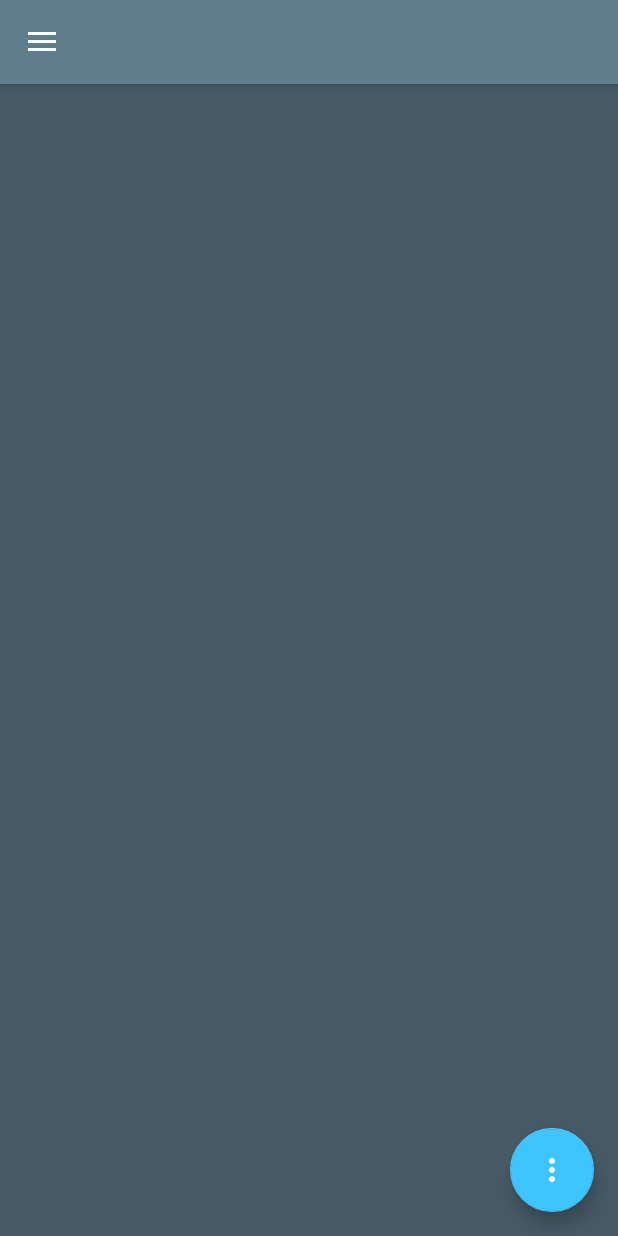
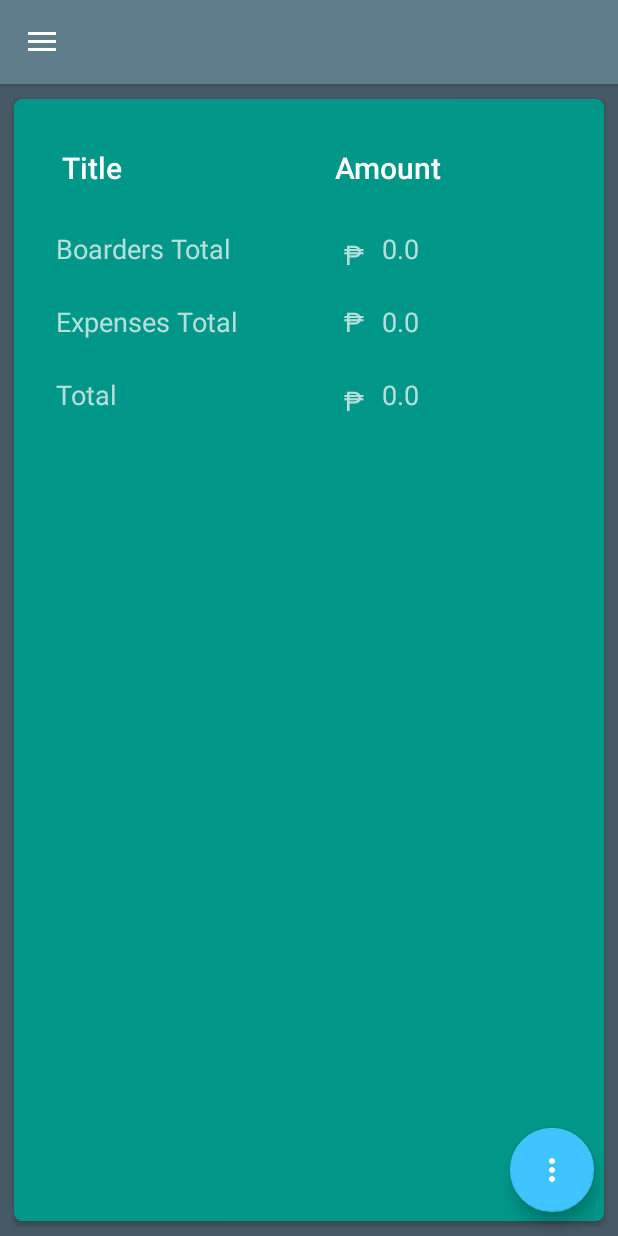
Before and after one commit to castroreyrobert/Fragment-With-RecyclerView-With-Navigation-View, an Android app: the screen it shows after launch (MainActivity), in the side drawer, after a tap on "Send", on a phone screen of 412 x 824 dp. Run offline under Robolectric (Android 15) with nearby library versions, the phone set to English and light mode, and no system bars.

Commit message:
4. Added A Cash Tracker that Calculates the total of boardmates payable and Expenses Price

```diff
--- a/app/src/main/java/com/example/fragmentwithrecycler/mFragments/BoardMateAddFragment.java
+++ b/app/src/main/java/com/example/fragmentwithrecycler/mFragments/BoardMateAddFragment.java
@@ -21,7 +21,6 @@ import com.example.fragmentwithrecycler.activities.BoardMateDetailActivity;
 import com.example.fragmentwithrecycler.activities.MainActivity;
 
 import java.text.DateFormat;
-import java.text.SimpleDateFormat;
 import java.util.Calendar;
 
 
--- /dev/null
+++ b/app/src/main/res/layout/fragment_cash.xml
@@ -0,0 +1,124 @@
+<android.support.v7.widget.CardView
+    xmlns:android="http://schemas.android.com/apk/res/android"
+    android:layout_width="fill_parent"
+    android:layout_height="match_parent"
+    xmlns:card_view="http://schemas.android.com/apk/res-auto"
+    android:layout_margin="5dp"
+    android:orientation="horizontal"
+    card_view:cardCornerRadius="5dp"
+    card_view:cardUseCompatPadding="true"
+    card_view:cardBackgroundColor="@color/colorCardView"
+    >
+<LinearLayout
+    xmlns:android="http://schemas.android.com/apk/res/android"
+    xmlns:tools="http://schemas.android.com/tools"
+    android:orientation="vertical"
+    android:layout_width="match_parent"
+    android:layout_height="match_parent"
+    android:padding="@dimen/activity_horizontal_margin"
+    tools:context="com.example.fragmentwithrecycler.mFragments.CashFragment">
+
+    <!-- TODO: Update blank fragment layout -->
+    <LinearLayout
+        android:layout_gravity="center_horizontal"
+        android:layout_width="match_parent"
+        android:layout_height="wrap_content"
+        android:orientation="horizontal">
+        <TextView
+            android:layout_margin="@dimen/activity_horizontal_margin"
+            android:text="Title"
+            android:id="@+id/titleBoarders"
+            android:layout_width="150dp"
+            android:layout_height="wrap_content"
+            android:textAppearance="@style/TextAppearance.AppCompat.Title.Inverse"/>
+        <TextView
+            android:layout_margin="@dimen/activity_horizontal_margin"
+            android:text="Amount"
+            android:id="@+id/titlePrice"
+            android:layout_width="wrap_content"
+            android:layout_height="wrap_content"
+            android:textAppearance="@style/TextAppearance.AppCompat.Title.Inverse"/>
+    </LinearLayout>
+
+    <LinearLayout
+        android:layout_gravity="center_horizontal"
+        android:layout_width="match_parent"
+        android:layout_height="wrap_content"
+        android:orientation="horizontal">
+        <TextView
+            android:layout_margin="12dp"
+            android:text="Boarders Total"
+            android:id="@+id/titleBoardMatesTotal"
+            android:layout_width="180dp"
+            android:layout_height="wrap_content"
+            android:textAppearance="@style/TextAppearance.AppCompat.Medium.Inverse"/>
+        <TextView
+            android:text="₱"
+            android:layout_marginTop="@dimen/activity_horizontal_margin"
+            android:layout_width="wrap_content"
+            android:layout_height="wrap_content"
+            android:textAppearance="@style/TextAppearance.AppCompat.Medium.Inverse"/>
+
+        <TextView
+            android:layout_margin="12dp"
+            android:text="Amount"
+            android:id="@+id/boardMatesTotalAmount"
+            android:layout_width="wrap_content"
+            android:layout_height="wrap_content"
+            android:textAppearance="@style/TextAppearance.AppCompat.Medium.Inverse"/>
+    </LinearLayout>
+    <LinearLayout
+        android:layout_gravity="center_horizontal"
+        android:layout_width="match_parent"
+        android:layout_height="wrap_content"
+        android:orientation="horizontal">
+        <TextView
+            android:layout_margin="12dp"
+            android:text="Expenses Total"
+            android:id="@+id/titleExpensesTotal"
+            android:layout_width="180dp"
+            android:layout_height="wrap_content"
+            android:textAppearance="@style/TextAppearance.AppCompat.Medium.Inverse"/>
+        <TextView
+            android:textAppearance="@style/TextAppearance.AppCompat.Medium.Inverse"
+            android:text="₱"
+            android:layout_marginTop="12dp"
+            android:layout_width="wrap_content"
+            android:layout_height="wrap_content" />
+        <TextView
+            android:layout_margin="12dp"
+            android:text="Amount"
+            android:id="@+id/expensesTotalAmount"
+            android:layout_width="wrap_content"
+            android:layout_height="wrap_content"
+            android:textAppearance="@style/TextAppearance.AppCompat.Medium.Inverse"/>
+    </LinearLayout>
+    <LinearLayout
+        android:layout_gravity="center_horizontal"
+        android:layout_width="match_parent"
+        android:layout_height="wrap_content"
+        android:orientation="horizontal">
+        <TextView
+            android:layout_margin="12dp"
+            android:text="Total"
+            android:id="@+id/titleExpenses"
+            android:layout_width="180dp"
+            android:layout_height="wrap_content"
+            android:textAppearance="@style/TextAppearance.AppCompat.Medium.Inverse"/>
+        <TextView
+            android:text="₱"
+            android:layout_marginTop="@dimen/activity_horizontal_margin"
+            android:layout_width="wrap_content"
+            android:layout_height="wrap_content"
+            android:textAppearance="@style/TextAppearance.AppCompat.Medium.Inverse"/>
+
+        <TextView
+            android:layout_margin="12dp"
+            android:text="Amount"
+            android:id="@+id/totalAmount"
+            android:layout_width="wrap_content"
+            android:layout_height="wrap_content"
+            android:textAppearance="@style/TextAppearance.AppCompat.Medium.Inverse"/>
+    </LinearLayout>
+</LinearLayout>
+</android.support.v7.widget.CardView>
--- a/app/src/main/res/menu/activity_main_drawer.xml
+++ b/app/src/main/res/menu/activity_main_drawer.xml
@@ -10,6 +10,10 @@
             android:id="@+id/nav_expenses"
             android:icon="@drawable/ic_menu_gallery"
             android:title="Expenses" />
+        <item
+            android:id="@+id/nav_cash"
+            android:icon="@drawable/ic_money_svg"
+            android:title="Cash"/>
 
     </group>
 
```
Also changed, not shown: app/build.gradle (+5 -5 lines), app/src/main/java/com/example/fragmentwithrecycler/activities/MainActivity.java (+48 -26 lines), app/src/main/java/com/example/fragmentwithrecycler/mFragments/CashFragment.java (added, +81 -0 lines).
